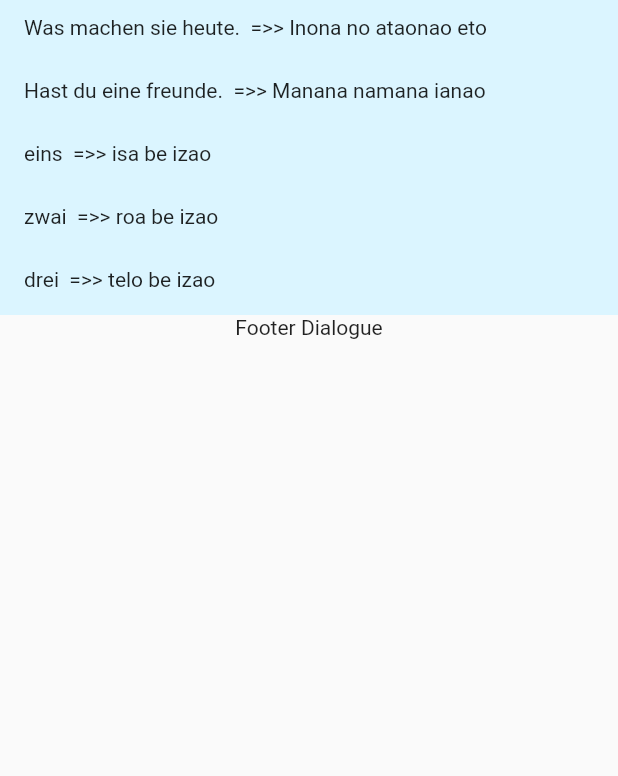
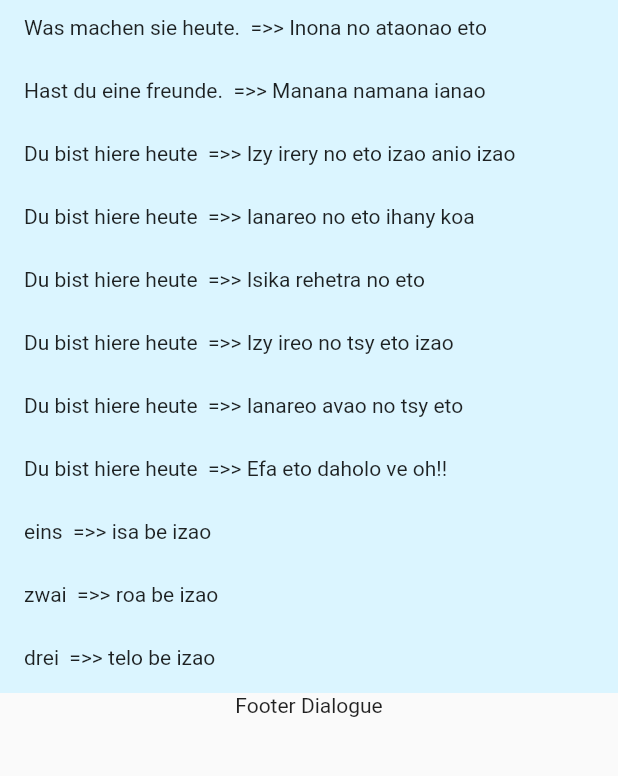
Before and after one commit to RajaomalalaSendra/mianatra_allemand, a Flutter app: the ForLoopCard screen opened directly, after a tap on "erste", on a phone screen of 412 x 824 dp, the part 189-965 px from its top. Run offline on Flutter 3.47's test engine with Material 2 defaults, Android fonts, the phone set to English and light mode, and no system bars; our stand-ins replace sqflite; accounts and stored records are empty.

Commit message:
modifying the grammar and the content for the dialogues

```diff
--- a/lib/src/data/dataDialogues.dart
+++ b/lib/src/data/dataDialogues.dart
@@ -4,11 +4,23 @@ var dialogues = {
     "dialogues": {
       "deutch": [
         "Was machen sie heute.",
-        "Hast du eine freunde."
+        "Hast du eine freunde.",
+        "Du bist hiere heute",
+        "Du bist hiere heute",
+        "Du bist hiere heute",
+        "Du bist hiere heute",
+        "Du bist hiere heute",
+        "Du bist hiere heute",
       ],
       "malagasy": [
         "Inona no ataonao eto",
-        "Manana namana ianao"
+        "Manana namana ianao",
+        "Izy irery no eto izao anio izao",
+        "Ianareo no eto ihany koa",
+        "Isika rehetra no eto",
+        "Izy ireo no tsy eto izao",
+        "Ianareo avao no tsy eto",
+        "Efa eto daholo ve oh!!"
       ]
     },
     "vocabularies": {
--- a/lib/src/views/widgets/ContentByTitle.dart
+++ b/lib/src/views/widgets/ContentByTitle.dart
@@ -21,74 +21,32 @@ class ContentGrammar extends StatelessWidget{
 
   @override
   Widget build(BuildContext context) {
-    ExtractArgumentsScreenMianatraAlemana mianatraAlemanaNominatif = new ExtractArgumentsScreenMianatraAlemana(_title[0], _columnsTitle, _contentLists[0], _examplesByCase, routeName[0]);
-    ExtractArgumentsScreenMianatraAlemana mianatraAlemanaAccusatif = new ExtractArgumentsScreenMianatraAlemana(_title[1], _columnsTitle, _contentLists[1], _examplesByCase, routeName[1]);
-    ExtractArgumentsScreenMianatraAlemana mianatraAlemanaDatif = new ExtractArgumentsScreenMianatraAlemana(_title[2], _columnsTitle, _contentLists[2], _examplesByCase, routeName[2]);
-    ExtractArgumentsScreenMianatraAlemana mianatraAlemanaGenetif = new ExtractArgumentsScreenMianatraAlemana(_title[3], _columnsTitle, _contentLists[3], _examplesByCase, routeName[3]);
+    return ListView.builder(
+      itemCount: _title.length,
+      itemBuilder: (context, index){
+        final title = _title[index];
+        final content = _contentLists[index];
+        final route = routeName[index];
 
-    return Column(
-      children: <Widget>[
-        Row(
-          children: <Widget>[
-            FlatButton(
-              onPressed: (){
+        return Card(
+                  child: InkWell(
+                    child: ListTile(
+                      onTap: (){
                           Navigator.push(
                               context,
                               MaterialPageRoute(
-                      builder: (context) => mianatraAlemanaNominatif,
+                                builder: (context) => ExtractArgumentsScreenMianatraAlemana(title, _columnsTitle, content, _examplesByCase, route),
                               ),
                             );
                         },
-              child: TextStyleForTitle("Nominatif", Colors.blue),
+                      title: TextStyleForTitle(title, Colors.blue),
+                      leading: TextStyleForTitle("sample ${index+1}", Colors.red),
+                      subtitle: TextStyleForTitle("Subtitle for number ${index+1}", Colors.green),
+                      trailing: Icon(Icons.keyboard_arrow_right),
                     ),
-          ],
-        ),
-        Row(
-          children: <Widget>[
-            FlatButton(
-              onPressed: (){
-                Navigator.push(
-                    context,
-                    MaterialPageRoute(
-                      builder: (context) => mianatraAlemanaAccusatif,
                   ),
                 );
-              },
-              child:  TextStyleForTitle("Accusatif", Colors.blue),
-            )
-          ],
-        ),
-        Row(
-            children: <Widget>[
-            FlatButton(
-              onPressed: (){
-                Navigator.push(
-                    context,
-                    MaterialPageRoute(
-                      builder: (context) => mianatraAlemanaDatif,
-                    ),
-                  );
-              },
-              child:  TextStyleForTitle("Datif", Colors.blue),
-            )
-          ],
-        ),
-        Row(
-            children: <Widget>[
-            FlatButton(
-              onPressed: (){
-                Navigator.push(
-                    context,
-                    MaterialPageRoute(
-                      builder: (context) => mianatraAlemanaGenetif,
-                    ),
-                  );
-              },
-              child:  TextStyleForTitle("Genetif", Colors.blue),
-            )
-          ],
-        ),
-      ],
+      }
     );
   }
 }
@@ -210,52 +168,36 @@ class ForLoopCard extends StatelessWidget {
 
   @override
   Widget build(BuildContext context){
-    List<Widget> card = new List<Widget>();
     AssetImage image = AssetImage('assets/icon/icon.png');
     List<String> listkeydialogues = dialogues.keys.toList();
 
-    for (var i = 0; i < dialogues.length; i++) {
-      if(i+1%2!=0 && i%2==0){
-            card.add(
-              Row(children: <Widget>[
-                FlatButton(
+    return GridView.count(
+              crossAxisCount: 2,
+              children: List.generate(dialogues.length, (index){
+                  return Card(
+                    child: FlatButton(
                       onPressed: (){
                         Navigator.push(
                             context,
                             MaterialPageRoute(
                               builder: (context) => DefaultScaffold(
-                          title: Text("Dialogue ${i+1}"),
-                          child: Column(
-                          children: <Widget>[
-                            DetailDialogue(image: AssetImage(dialogues[listkeydialogues[i]]["image"]), mapContentDialogue: dialogues[listkeydialogues[i]]),
-                          ],
-                        ),),
+                                title: Text("Dialogue ${index+1}"),
+                                child: SingleChildScrollView(
+                                  child: DetailDialogue(image: AssetImage(dialogues[listkeydialogues[index]]["image"]), mapContentDialogue: dialogues[listkeydialogues[index]]),
+                                ),
+                              ),
                             ),
                           );
                       },
-              child: HomeMadeCardDialogue(image: Image(image: image, width: 140.0, height: 70.0), text: Text(listkeydialogues[i]),),
+                    child: HomeMadeCardDialogue(image: Image(image: image, width: 140.0, height: 70.0), text: Text(listkeydialogues[index]),),
                     ),
-            FlatButton(
-              onPressed: (){
-                Navigator.push(
-                    context,
-                    MaterialPageRoute(
-                      builder: (context) => DefaultScaffold(
-                        title: Text("Dialogue ${i+2}"),
-                        child: Column(
-                        children: <Widget>[
-                          DetailDialogue(image: AssetImage(dialogues[listkeydialogues[i+1]]["image"]), mapContentDialogue: dialogues[listkeydialogues[i+1]]),
-                        ],
-                      ),),
+                    shape: RoundedRectangleBorder(
+                           borderRadius: BorderRadius.all(Radius.circular(0.0)),
                     ),
+                    elevation: 7.0,
+                    clipBehavior: Clip.antiAliasWithSaveLayer,
                   );
-              },
-              child: HomeMadeCardDialogue(image: Image(image: image, width: 140.0, height: 70.0), text: Text(listkeydialogues[i+1]),),
-            ),
-          ]),
+                  }),
           );
   }
 }
-      return Column(children: card);
-    }
-}
--- a/lib/src/views/widgets/DefaultScaffold.dart
+++ b/lib/src/views/widgets/DefaultScaffold.dart
@@ -14,17 +14,12 @@ class DefaultScaffold extends StatelessWidget {
 
  @override
   Widget build(BuildContext context) {
-    Widget defaultScaffold = Text("");
 
-    if(length==1){
-      defaultScaffold = Scaffold(
+   return Scaffold(
               appBar: AppBar(
                 title:title,
               ),
               body: child,
       );
     }
-
-    return defaultScaffold;
-  }
 }
--- a/lib/src/views/widgets/DetailDialogues.dart
+++ b/lib/src/views/widgets/DetailDialogues.dart
@@ -19,18 +19,20 @@ class DetailDialogue extends StatelessWidget {
   @override
   Widget build(BuildContext context) {
 
-    Widget detailDialogue = new Text("");
-
-    detailDialogue = Column(children: <Widget>[
-        Image(image: image, width: 140.0, height: 70.0),
-        VeryDetailDialogue(mapContent: mapContentDialogue["dialogues"]),
-        VocabularyToRemember(mapContent: mapContentDialogue["vocabularies"]),
-        FooterDetailDialogue(),
-    ]);
-
-    return detailDialogue;
+       return Stack(
+           children: <Widget>[
+             Container(
+               child: Column(
+               children: <Widget>[
+                  Image(image: image, width: 140.0, height: 70.0),
+                  VeryDetailDialogue(mapContent: mapContentDialogue["dialogues"]),
+                  VocabularyToRemember(mapContent: mapContentDialogue["vocabularies"]),
+                  FooterDetailDialogue(),
+               ],
+              ),
+             ),
+           ]);
   }
-
 }
 
 class VocabularyToRemember extends StatelessWidget {
--- a/lib/src/views/widgets/HomeMadeCard.dart
+++ b/lib/src/views/widgets/HomeMadeCard.dart
@@ -149,14 +149,12 @@ class HomeMadeCardDialogue extends StatelessWidget {
   @override
   Widget build(BuildContext context) {
 
-    return Card(
-              child: Container(
-                child: Column(children: <Widget>[
+    return Center(
+              child: Column(children: <Widget>[
                   image,
                   text,
-                ],)
-              )
-            );
+                ]),
+              );
   }
 
 }
--- a/lib/src/views/widgets/MainMenu.dart
+++ b/lib/src/views/widgets/MainMenu.dart
@@ -46,11 +46,11 @@ class MainMenu extends StatelessWidget{
             child: Scaffold(
                 appBar: this.appBarByTitle(),
                 body: TabBarView(
-                          children: [
-                            this.createTab(ContentGrammar(titlesCases, columnsTitle, contentLists, examplesByCases, titlesCases)),
+                          children: <Widget>[
+                            ContentGrammar(titlesCases, columnsTitle, contentLists, examplesByCases, titlesCases),
                             this.createTab(ContentVocabularies()),
                             this.createTab(ContentConjugaison()),
-                            this.createTab(ContentDialogues()),
+                            ContentDialogues(),
                           ],
                         ),
                     ),
--- a/lib/src/views/widgets/RoutesAndTabs.dart
+++ b/lib/src/views/widgets/RoutesAndTabs.dart
@@ -179,6 +179,7 @@ class TabBarMianatraAlemana extends StatelessWidget {
   }
 
   Widget createTab(Widget content){
+
       return SingleChildScrollView(
                   child: Container(
                     child: Column(
```
Lines whose indentation alone changed are shown as unchanged.
